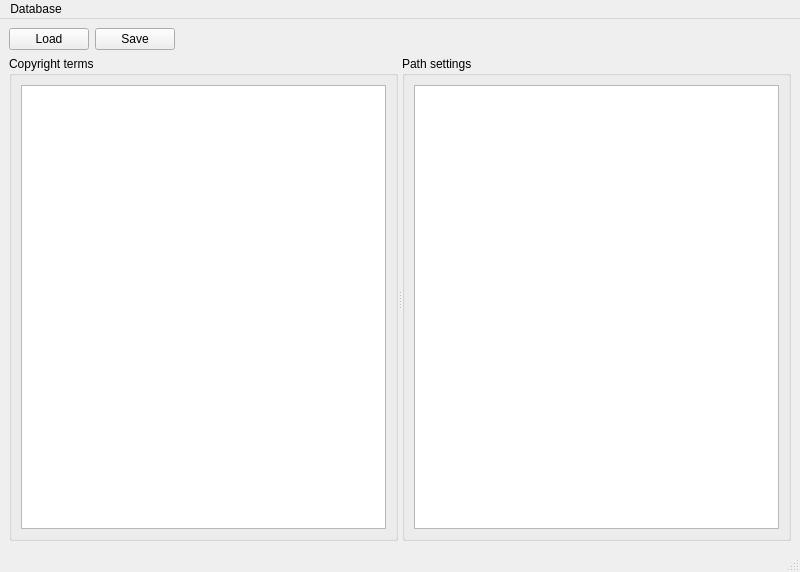
Above: OTModules/wFbh/wdbcopyrights.ui from pietr26/OMSI-Tools before the change. Below: the same form after it.
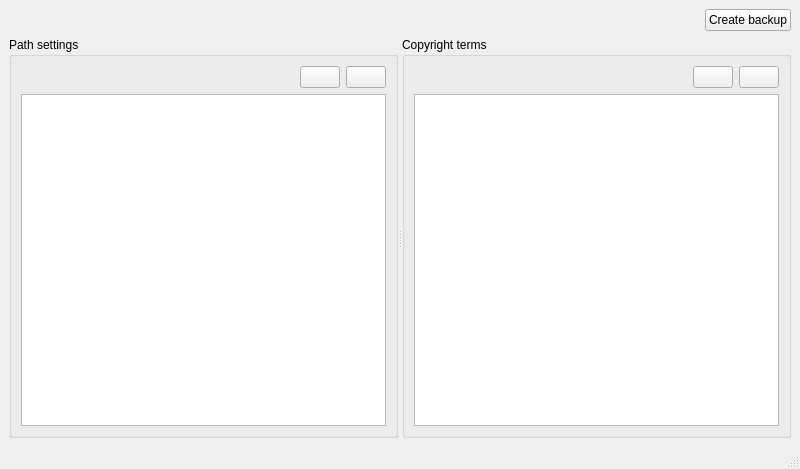
That is the form after the change. Icons and pictures are not drawn.

Commit message: Implemented wDBCopyrights for wFbh

Diff of the .ui file:
```diff
--- a/OTModules/wFbh/wdbcopyrights.ui
+++ b/OTModules/wFbh/wdbcopyrights.ui
@@ -7,7 +7,7 @@
     <x>0</x>
     <y>0</y>
     <width>800</width>
-    <height>572</height>
+    <height>469</height>
    </rect>
   </property>
   <property name="windowTitle">
@@ -17,28 +17,6 @@
    <layout class="QVBoxLayout" name="verticalLayout">
     <item>
      <layout class="QHBoxLayout" name="horizontalLayout">
-      <item>
-       <widget class="QPushButton" name="btnLoad">
-        <property name="text">
-         <string>Load</string>
-        </property>
-        <property name="icon">
-         <iconset resource="../../ressources.qrc">
-          <normaloff>:/rec/data/icons/iconOpen.svg</normaloff>:/rec/data/icons/iconOpen.svg</iconset>
-        </property>
-       </widget>
-      </item>
-      <item>
-       <widget class="QPushButton" name="btnSave">
-        <property name="text">
-         <string>Save</string>
-        </property>
-        <property name="icon">
-         <iconset resource="../../ressources.qrc">
-          <normaloff>:/rec/data/icons/iconSave.svg</normaloff>:/rec/data/icons/iconSave.svg</iconset>
-        </property>
-       </widget>
-      </item>
       <item>
        <spacer name="horizontalSpacer">
         <property name="orientation">
@@ -52,6 +30,17 @@
         </property>
        </spacer>
       </item>
+      <item>
+       <widget class="QPushButton" name="btnCreateBackup">
+        <property name="text">
+         <string notr="true">Create backup</string>
+        </property>
+        <property name="icon">
+         <iconset resource="../../ressources.qrc">
+          <normaloff>:/rec/data/icons/iconZip.svg</normaloff>:/rec/data/icons/iconZip.svg</iconset>
+        </property>
+       </widget>
+      </item>
      </layout>
     </item>
     <item>
@@ -65,23 +54,133 @@
       <property name="orientation">
        <enum>Qt::Horizontal</enum>
       </property>
-      <widget class="QGroupBox" name="gbxCopyrightTerms">
-       <property name="title">
-        <string>Copyright terms</string>
-       </property>
-       <layout class="QVBoxLayout" name="verticalLayout_2">
-        <item>
-         <widget class="QTableWidget" name="twgCopyrightTerms"/>
-        </item>
-       </layout>
-      </widget>
       <widget class="QGroupBox" name="gbxPathSettings">
        <property name="title">
-        <string>Path settings</string>
+        <string notr="true">Path settings</string>
+       </property>
+       <layout class="QVBoxLayout" name="verticalLayout_2">
+        <item>
+         <layout class="QHBoxLayout" name="horizontalLayout_2">
+          <item>
+           <spacer name="horizontalSpacer_2">
+            <property name="orientation">
+             <enum>Qt::Horizontal</enum>
+            </property>
+            <property name="sizeHint" stdset="0">
+             <size>
+              <width>40</width>
+              <height>20</height>
+             </size>
+            </property>
+           </spacer>
+          </item>
+          <item>
+           <widget class="QPushButton" name="btnPathSettingsAdd">
+            <property name="text">
+             <string notr="true"/>
+            </property>
+            <property name="icon">
+             <iconset resource="../../ressources.qrc">
+              <normaloff>:/rec/data/icons/iconAdd.svg</normaloff>:/rec/data/icons/iconAdd.svg</iconset>
+            </property>
+           </widget>
+          </item>
+          <item>
+           <widget class="QPushButton" name="btnPathSettingsRemove">
+            <property name="text">
+             <string notr="true"/>
+            </property>
+            <property name="icon">
+             <iconset resource="../../ressources.qrc">
+              <normaloff>:/rec/data/icons/iconDelete.svg</normaloff>:/rec/data/icons/iconDelete.svg</iconset>
+            </property>
+           </widget>
+          </item>
+         </layout>
+        </item>
+        <item>
+         <widget class="QTableView" name="tvwPathSettings">
+          <property name="sizeAdjustPolicy">
+           <enum>QAbstractScrollArea::AdjustIgnored</enum>
+          </property>
+          <property name="editTriggers">
+           <set>QAbstractItemView::NoEditTriggers</set>
+          </property>
+          <property name="selectionMode">
+           <enum>QAbstractItemView::SingleSelection</enum>
+          </property>
+          <property name="selectionBehavior">
+           <enum>QAbstractItemView::SelectRows</enum>
+          </property>
+          <attribute name="verticalHeaderVisible">
+           <bool>false</bool>
+          </attribute>
+         </widget>
+        </item>
+       </layout>
+      </widget>
+      <widget class="QGroupBox" name="gbxCopyrightTerms">
+       <property name="title">
+        <string notr="true">Copyright terms</string>
        </property>
        <layout class="QVBoxLayout" name="verticalLayout_3">
         <item>
-         <widget class="QListView" name="listView"/>
+         <layout class="QHBoxLayout" name="horizontalLayout_3">
+          <item>
+           <spacer name="horizontalSpacer_3">
+            <property name="orientation">
+             <enum>Qt::Horizontal</enum>
+            </property>
+            <property name="sizeHint" stdset="0">
+             <size>
+              <width>40</width>
+              <height>20</height>
+             </size>
+            </property>
+           </spacer>
+          </item>
+          <item>
+           <widget class="QPushButton" name="btnCopyrightTermsAdd">
+            <property name="text">
+             <string notr="true"/>
+            </property>
+            <property name="icon">
+             <iconset resource="../../ressources.qrc">
+              <normaloff>:/rec/data/icons/iconAdd.svg</normaloff>:/rec/data/icons/iconAdd.svg</iconset>
+            </property>
+           </widget>
+          </item>
+          <item>
+           <widget class="QPushButton" name="btnCopyrightTermsRemove">
+            <property name="text">
+             <string notr="true"/>
+            </property>
+            <property name="icon">
+             <iconset resource="../../ressources.qrc">
+              <normaloff>:/rec/data/icons/iconDelete.svg</normaloff>:/rec/data/icons/iconDelete.svg</iconset>
+            </property>
+           </widget>
+          </item>
+         </layout>
+        </item>
+        <item>
+         <widget class="QTableView" name="tvwCopyrightTerms">
+          <property name="sizeAdjustPolicy">
+           <enum>QAbstractScrollArea::AdjustIgnored</enum>
+          </property>
+          <property name="editTriggers">
+           <set>QAbstractItemView::NoEditTriggers</set>
+          </property>
+          <property name="selectionMode">
+           <enum>QAbstractItemView::SingleSelection</enum>
+          </property>
+          <property name="selectionBehavior">
+           <enum>QAbstractItemView::SelectRows</enum>
+          </property>
+          <attribute name="verticalHeaderVisible">
+           <bool>false</bool>
+          </attribute>
+         </widget>
         </item>
        </layout>
       </widget>
@@ -98,14 +197,6 @@
      <height>21</height>
     </rect>
    </property>
-   <widget class="QMenu" name="menuDatabase">
-    <property name="title">
-     <string>Database</string>
-    </property>
-    <addaction name="actionLoad"/>
-    <addaction name="actionSave"/>
-   </widget>
-   <addaction name="menuDatabase"/>
   </widget>
   <widget class="QStatusBar" name="statusbar"/>
   <action name="actionLoad">
```
Left out of the diff: 26 changed lines with no effect on the pictures. The commit also changes 22 other files.
